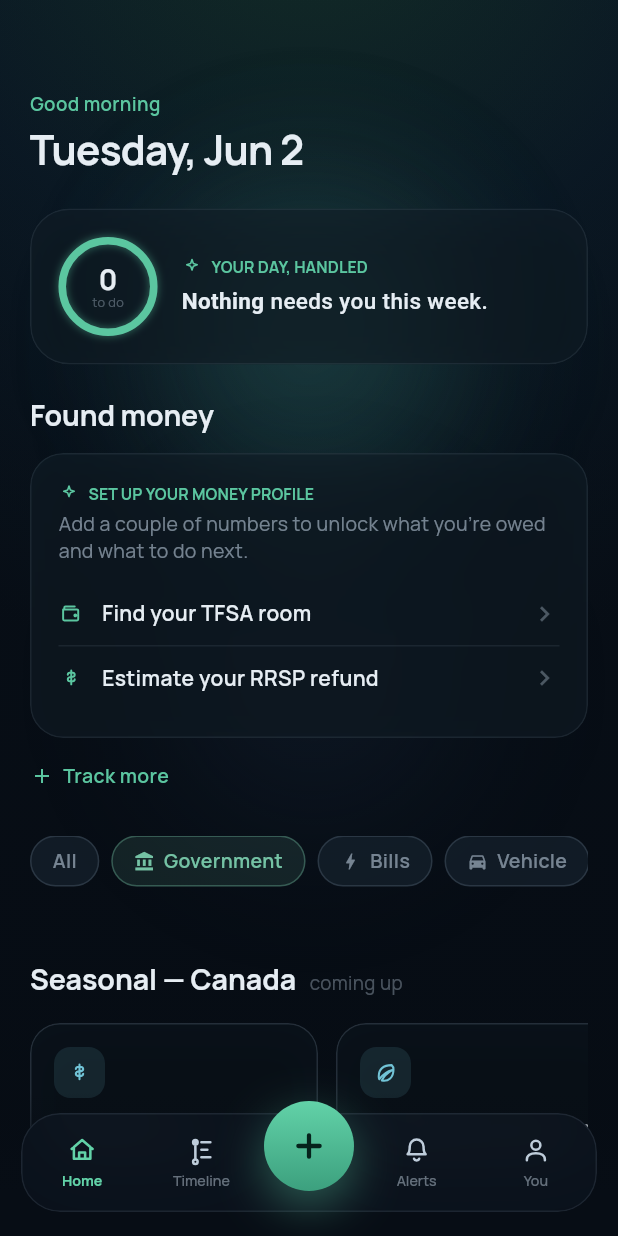
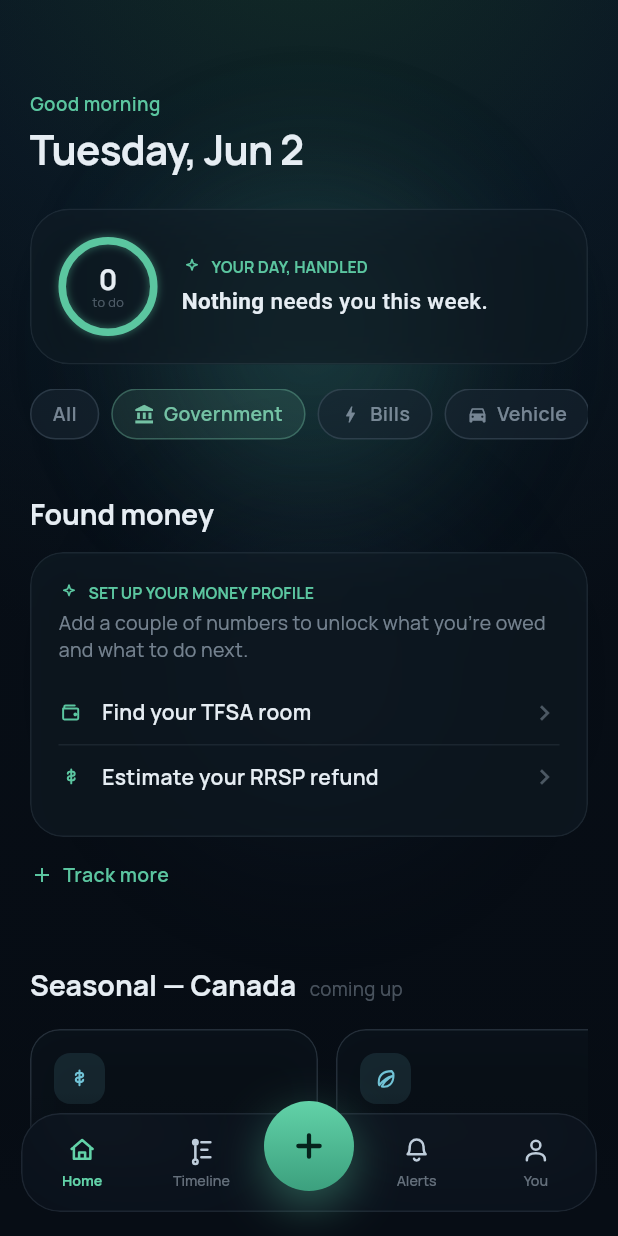
Before and after one commit to sss09/MapleAlerts, a Flutter app: the MapleHomeShell screen opened by its route, after a tap on "Government", on a phone screen of 412 x 824 dp. Run offline on Flutter 3.47's test engine with Material 3 defaults, Android fonts, the phone set to English and light mode, and no system bars; our stand-ins replace flutter_local_notifications, flutter_riverpod, flutter_svg, go_router, google_fonts, in_app_review and 4 more; missing offline and left inert: purchases_flutter; accounts and stored records are empty; network calls fail.

Commit message:
feat: lead Home with upcoming alerts, money co-pilot layer below
Reorder HomeScreenV2: hero -> category chips + Today/This Week/Upcoming
reminder list (the proven, time-sensitive core) -> best move -> found money
-> rates -> seasonal rail. Money sections move below the alerts so the
shipped reminder feature is front-and-centre while the co-pilot is the rich
layer underneath.

213 tests green, analyzer clean.

Co-Authored-By: Claude Opus 4.8 (1M context) <noreply@anthropic.com>

```diff
--- a/lib/features/reminders/presentation/screens/home_screen_v2.dart
+++ b/lib/features/reminders/presentation/screens/home_screen_v2.dart
@@ -145,18 +145,8 @@ class _HomeScreenV2State extends ConsumerState<HomeScreenV2> {
                         DayHandledHero(needs: needs, total: total),
                         const SizedBox(height: 16),
 
-                        // Best move right now — the single top recommendation
-                        const BestMoveCard(),
-
-                        // Found money — TFSA / RRSP / CCB cards
-                        const FoundMoneySection(),
-                        const SizedBox(height: 16),
-
-                        // Live BoC policy rate (hidden until available)
-                        const BocRateCard(),
-                        const SizedBox(height: 8),
-
-                        // Category filter chips
+                        // ── Upcoming alerts first (the proven, time-sensitive
+                        //    core) — chips + legend + Today/This Week/Upcoming ──
                         CategoryFilterChips(
                           active: _activeCategory,
                           onPick: (c) =>
@@ -164,14 +154,12 @@ class _HomeScreenV2State extends ConsumerState<HomeScreenV2> {
                         ),
                         const SizedBox(height: 12),
 
-                        // Status legend
                         if (tweaks.legend) ...[
                           const StatusLegend(),
                           const SizedBox(height: 20),
                         ] else
                           const SizedBox(height: 8),
 
-                        // Sections
                         ..._buildSections(
                           filtered,
                           colors: colors,
@@ -179,6 +167,19 @@ class _HomeScreenV2State extends ConsumerState<HomeScreenV2> {
                             hiddenRemindersProvider.notifier,
                           ),
                         ),
+
+                        // ── Money co-pilot layer, below the alerts ──────────
+                        const SizedBox(height: 12),
+
+                        // Best move right now — the single top recommendation
+                        const BestMoveCard(),
+
+                        // Found money — TFSA / RRSP / CCB / OAS / GIC cards
+                        const FoundMoneySection(),
+                        const SizedBox(height: 16),
+
+                        // Live BoC policy rate (hidden until available)
+                        const BocRateCard(),
 
                         // Seasonal rail
                         const SizedBox(height: 24),
```
